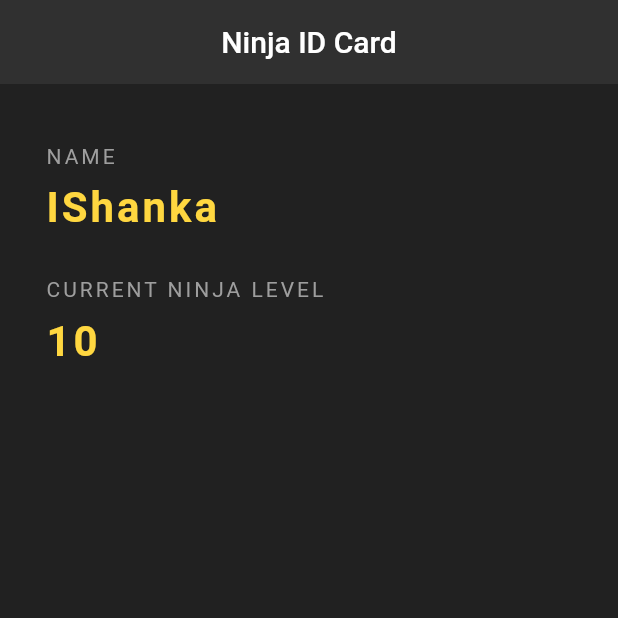
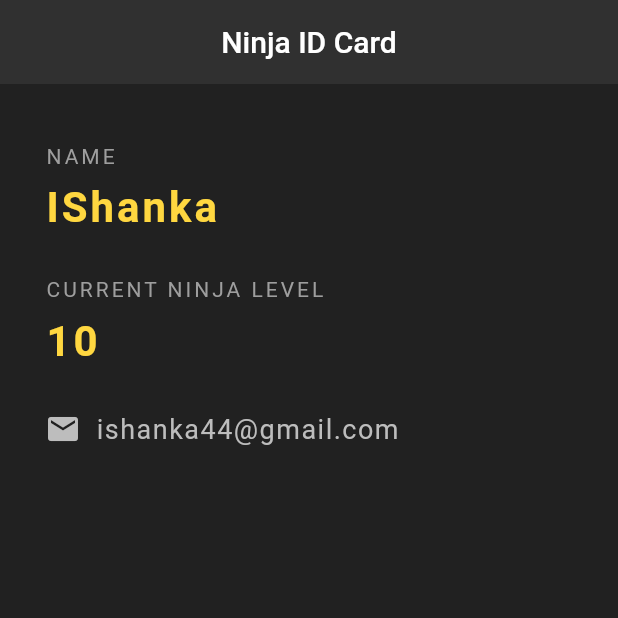
Before and after one commit to Lakshan555/Ninja, a Flutter app: the screen it shows after launch, on a phone screen of 412 x 824 dp, the top half of it. Run offline on Flutter 3.47's test engine with Material 2 defaults, Android fonts, the phone set to English and light mode, and no system bars.

Commit message:
Add Row (Icon,Sizebox(width),Text)

```diff
--- a/lib/main.dart
+++ b/lib/main.dart
@@ -64,6 +64,24 @@ class NinjaCard extends StatelessWidget {
               ) ,
             ),
             SizedBox(height: 30.0),
+
+            Row(
+              children: [
+                Icon(
+                  Icons.email,
+                  color: Colors.grey[400],
+                ),
+                SizedBox(width: 10.0,),
+                Text(
+                    'ishanka44@gmail.com',
+                    style: TextStyle(
+                      color: Colors.grey[400],
+                      fontSize: 18.00,
+                      letterSpacing: 1.0,
+                    ),
+                ),
+              ],
+            )
           ],
         ),
       ),
```
